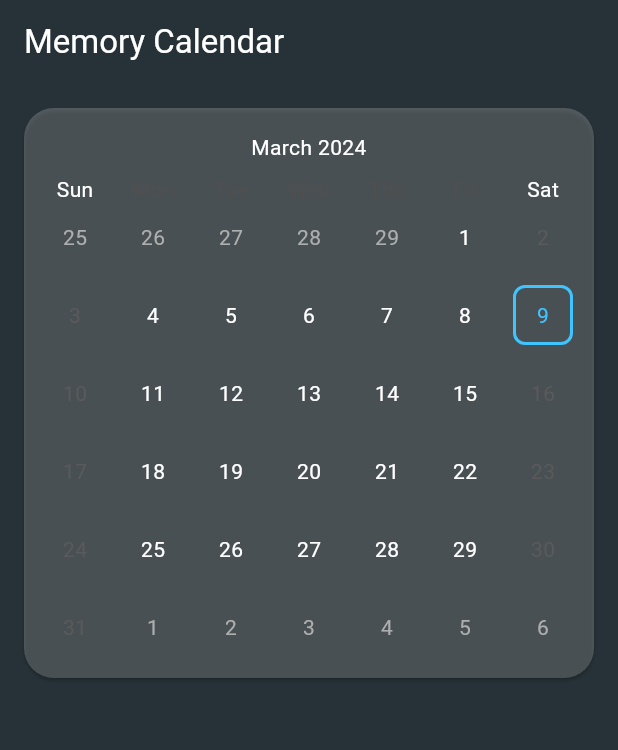
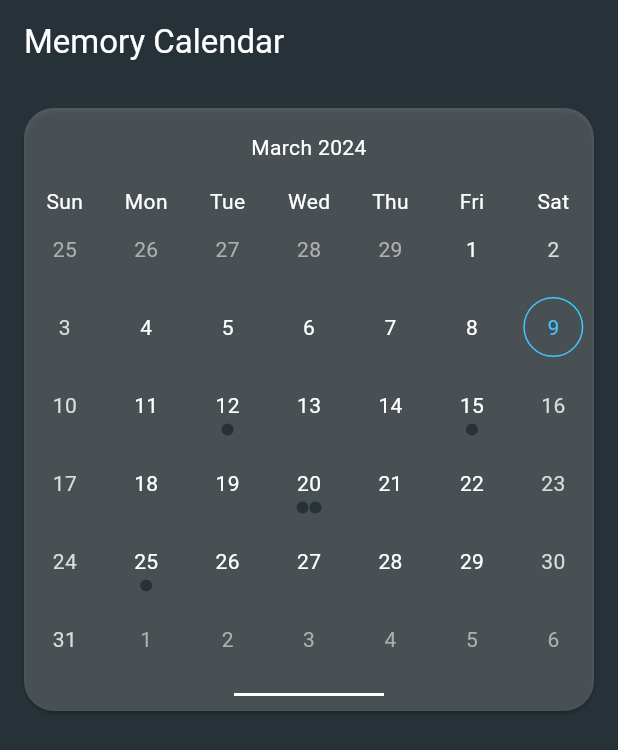
Before and after one commit to Helius-18/Memory-Calender, a Flutter app: the screen it shows after launch, on a phone screen of 412 x 824 dp. Shown: the top 750 px of the screen. Run offline on Flutter 3.47's test engine with Material 3 defaults, Android fonts, the phone set to English and light mode, and no system bars; drawn by our look-alikes of table_calendar.

Commit message:
styles and code redundancy

```diff
--- /dev/null
+++ b/lib/calendar.dart
@@ -0,0 +1,130 @@
+import 'package:flutter/material.dart';
+import 'package:table_calendar/table_calendar.dart';
+import 'events.dart';
+
+class CalendarScreen extends StatefulWidget {
+  const CalendarScreen({super.key});
+
+  @override
+  // ignore: library_private_types_in_public_api
+  _CalendarScreenState createState() => _CalendarScreenState();
+}
+
+class _CalendarScreenState extends State<CalendarScreen> {
+  CalendarFormat _calendarFormat = CalendarFormat.month;
+  DateTime _selectedDate = DateTime.now();
+  DateTime _focusedDate = DateTime.now();
+  final List<Event> _events = [
+    Event('Meeting with Team', DateTime.utc(2024, 3, 12, 10, 0)),
+    Event('Lunch with Client', DateTime.utc(2024, 3, 15, 12, 30)),
+    Event('Project Deadline', DateTime.utc(2024, 3, 20, 18, 0)),
+    Event('Teleportation', DateTime.utc(2024, 3, 20, 18, 0)),
+    Event('Conference Call', DateTime.utc(2024, 3, 25, 14, 0)),
+  ];
+
+  @override
+  Widget build(BuildContext context) {
+    return Scaffold(
+      appBar: AppBar(
+        title: const Text(
+          'Memory Calendar',
+          style: TextStyle(color: Colors.white),
+        ),
+        backgroundColor: Colors.blueGrey[900],
+      ),
+      body: Column(
+        children: [
+          // Other widgets in the main Column
+          Card(
+            margin: const EdgeInsets.all(16),
+            shape: RoundedRectangleBorder(
+              borderRadius: BorderRadius.circular(20.0),
+            ),
+            color: Colors.white.withOpacity(0.2),
+            child: Column(
+              children: [
+                TableCalendar(
+                  firstDay: DateTime.utc(2000, 1, 1),
+                  lastDay: DateTime.utc(3000, 12, 31),
+                  focusedDay: _focusedDate,
+                  calendarFormat: _calendarFormat,
+                  headerStyle: const HeaderStyle(
+                    titleCentered: true,
+                    formatButtonVisible: false,
+                    leftChevronVisible: false,
+                    rightChevronVisible: false,
+                    titleTextStyle: TextStyle(color: Colors.white),
+                    headerPadding: EdgeInsets.symmetric(vertical: 16, horizontal: 20),
+                    leftChevronMargin: EdgeInsets.all(0),
+                    rightChevronMargin: EdgeInsets.all(0),
+                  ),
+                  daysOfWeekStyle: const DaysOfWeekStyle(
+                    weekendStyle: TextStyle(color: Colors.white),
+                    weekdayStyle: TextStyle(color: Colors.white),
+                  ),
+                  calendarStyle: CalendarStyle(
+                    defaultTextStyle: const TextStyle(color: Colors.white),
+                    weekendTextStyle: const TextStyle(color: Color.fromARGB(255, 219, 219, 219)),
+                    todayDecoration: BoxDecoration(
+                      color: Colors.transparent,
+                      shape: BoxShape.rectangle,
+                      borderRadius: BorderRadius.circular(8),
+                      border: Border.all(color: Colors.blue, width: 1),
+                    ),
+                    selectedDecoration: BoxDecoration(
+                      color: Colors.transparent,
+                      shape: BoxShape.circle,
+                      border:
+                          Border.all(color: Colors.lightBlueAccent, width: 1),
+                    ),
+                    todayTextStyle: const TextStyle(color: Colors.white),
+                    selectedTextStyle:
+                        const TextStyle(color: Colors.lightBlueAccent),
+                  ),
+                  selectedDayPredicate: (day) => isSameDay(day, _selectedDate),
+                  availableCalendarFormats: const {
+                    CalendarFormat.month: 'Month',
+                    CalendarFormat.week: 'Week',
+                  },
+                  onFormatChanged: (format) {
+                    setState(() {
+                      _calendarFormat = format;
+                    });
+                  },
+                  onDaySelected: (selectedDay, focusedDay) {
+                    setState(() {
+                      _selectedDate = selectedDay;
+                      _focusedDate = focusedDay;
+                      _calendarFormat = CalendarFormat.week;
+                    });
+                  },
+                  onPageChanged: (focusedDay) {
+                    setState(() {
+                      _focusedDate = focusedDay;
+                    });
+                  },
+                  eventLoader: (day) {
+                    // Return the events for the given day
+                    return _events
+                        .where((event) => isSameDay(event.date, day))
+                        .toList();
+                  },
+                ),
+                Container(
+                  height: 2,
+                  width: 100,
+                  color: Colors.white,
+                  margin: const EdgeInsets.fromLTRB(0, 10, 0, 10),
+                ),
+              ],
+            ),
+          ),
+          const SizedBox(height: 16),
+          Expanded(
+            child: EventsWidget(events: _events, selectedDate: _selectedDate),
+          )
+        ],
+      ),
+    );
+  }
+}
--- /dev/null
+++ b/lib/events.dart
@@ -0,0 +1,59 @@
+import 'package:flutter/material.dart';
+// ignore: depend_on_referenced_packages
+import 'package:intl/intl.dart';
+
+class EventsWidget extends StatelessWidget {
+  final List<Event> events;
+  final DateTime selectedDate;
+
+  const EventsWidget({
+    Key? key,
+    required this.events,
+    required this.selectedDate,
+  }) : super(key: key);
+
+  @override
+  Widget build(BuildContext context) {
+    final filteredEvents = events
+        .where((event) =>
+            event.date.isAfter(selectedDate) &&
+            event.date.isBefore(selectedDate.add(Duration(days: 1))))
+        .toList();
+
+    return Container(
+      margin: const EdgeInsets.all(16.0),
+      child: ListView.builder(
+        itemCount: filteredEvents.length,
+        itemBuilder: (context, index) {
+          final event = filteredEvents[index];
+          return Container(
+            decoration: BoxDecoration(
+              borderRadius: BorderRadius.circular(20.0),
+              shape: BoxShape.rectangle,
+              color: Colors.white.withOpacity(0.2),
+            ),
+            padding: const EdgeInsets.all(10.0),
+            margin: const EdgeInsets.only(bottom: 16.0),
+            child: ListTile(
+              title: Text(
+                event.title,
+                style: const TextStyle(color: Colors.white),
+              ),
+              subtitle: Text(
+                DateFormat.yMMMMd().add_jm().format(event.date.toLocal()),
+                style: const TextStyle(color: Colors.white),
+              ),
+            ),
+          );
+        },
+      ),
+    );
+  }
+}
+
+class Event {
+  final String title;
+  final DateTime date;
+
+  Event(this.title, this.date);
+}
--- a/lib/main.dart
+++ b/lib/main.dart
@@ -1,13 +1,12 @@
 import 'package:flutter/material.dart';
-import 'package:table_calendar/table_calendar.dart';
-import 'package:intl/intl.dart';
+import 'calendar.dart';
 
 void main() {
   runApp(const MyApp());
 }
 
 class MyApp extends StatelessWidget {
-  const MyApp({super.key});
+  const MyApp({Key? key});
 
   @override
   Widget build(BuildContext context) {
@@ -17,7 +16,7 @@ class MyApp extends StatelessWidget {
         primarySwatch: Colors.blue,
         scaffoldBackgroundColor:
             Colors.blueGrey[900], // Set dark bluish ash background
-         textTheme: const TextTheme(
+        textTheme: const TextTheme(
           titleSmall: TextStyle(color: Colors.white),
           titleLarge: TextStyle(color: Colors.white),
           titleMedium: TextStyle(color: Colors.white),
@@ -29,176 +28,3 @@ class MyApp extends StatelessWidget {
     );
   }
 }
-
-class CalendarScreen extends StatefulWidget {
-  const CalendarScreen({super.key});
-
-  @override
-  // ignore: library_private_types_in_public_api
-  _CalendarScreenState createState() => _CalendarScreenState();
-}
-
-class _CalendarScreenState extends State<CalendarScreen> {
-  CalendarFormat _calendarFormat = CalendarFormat.month;
-  DateTime _selectedDate = DateTime.now();
-  DateTime _focusedDate = DateTime.now();
-  final List<Event> _events = [
-    Event('Meeting with Team', DateTime.utc(2024, 3, 12, 10, 0)),
-    Event('Lunch with Client', DateTime.utc(2024, 3, 15, 12, 30)),
-    Event('Project Deadline', DateTime.utc(2024, 3, 20, 18, 0)),
-    Event('Conference Call', DateTime.utc(2024, 3, 25, 14, 0)),
-  ];
-
-  @override
-  Widget build(BuildContext context) {
-    return Scaffold(
-      appBar: AppBar(
-        title: const Text(
-          'Memory Calendar',
-          style: TextStyle(color: Colors.white),
-        ),
-        backgroundColor: Colors.blueGrey[900],
-      ),
-      body: GestureDetector(
-        onHorizontalDragEnd: (details) {
-          if (details.primaryVelocity! > 0) {
-            // Swiped to the right
-            _updateFocusedDate(-1);
-          } else if (details.primaryVelocity! < 0) {
-            // Swiped to the left
-            _updateFocusedDate(1);
-          }
-        },
-        child: Column(
-          children: [
-            Card(
-              margin: const EdgeInsets.all(16),
-              shape: RoundedRectangleBorder(
-                borderRadius: BorderRadius.circular(20.0),
-              ),
-              color: Colors.white.withOpacity(0.2),
-              child: Padding(
-                padding: const EdgeInsets.all(8.0),
-                child: TableCalendar(
-                  firstDay: DateTime.utc(2024, 1, 1),
-                  lastDay: DateTime.utc(2040, 12, 31),
-                  focusedDay: _focusedDate,
-                  calendarFormat: _calendarFormat,
-                  headerStyle: const HeaderStyle(
-                    titleCentered: true,
-                    formatButtonVisible: false,
-                    leftChevronVisible: false,
-                    rightChevronVisible: false,
-                    titleTextStyle: TextStyle(color: Colors.white),
-                    leftChevronMargin: EdgeInsets.all(0),
-                    rightChevronMargin: EdgeInsets.all(0),
-                  ),
-                  daysOfWeekStyle: const DaysOfWeekStyle(
-                    weekendStyle: TextStyle(color: Colors.white),
-                  ),
-                  calendarStyle: CalendarStyle(
-                    defaultTextStyle: const TextStyle(color: Colors.white),
-                    todayDecoration: BoxDecoration(
-                      color: Colors.transparent,
-                      shape: BoxShape.rectangle,
-                      borderRadius: BorderRadius.circular(8),
-                      border: Border.all(color: Colors.blue, width: 1),
-                    ),
-                    selectedDecoration: BoxDecoration(
-                      color: Colors.transparent,
-                      shape: BoxShape.rectangle,
-                      borderRadius: BorderRadius.circular(8),
-                      border: Border.all(color: Colors.lightBlueAccent, width: 2),
-                    ),
-                    todayTextStyle: const TextStyle(color: Colors.white),
-                    selectedTextStyle: const TextStyle(color: Colors.lightBlueAccent),
-                  ),
-                  selectedDayPredicate: (day) => isSameDay(day, _selectedDate),
-                  availableCalendarFormats: const {
-                    CalendarFormat.month: 'Month',
-                    CalendarFormat.week: 'Week',
-                  },
-                  onFormatChanged: (format) {
-                    setState(() {
-                      _calendarFormat = format;
-                    });
-                  },
-                  onDaySelected: (selectedDay, focusedDay) {
-                    setState(() {
-                      _selectedDate = selectedDay;
-                      _focusedDate = focusedDay;
-                      _calendarFormat = CalendarFormat.week;
-                    });
-                  },
-                  onPageChanged: (focusedDay) {
-                    setState(() {
-                      _focusedDate = focusedDay;
-                    });
-                  },
-                ),
-              ),
-            ),
-            const SizedBox(height: 16),
-            Expanded(
-              child: EventsWidget(events: _events, selectedDate: _selectedDate),
-            ),
-          ],
-        ),
-      ),
-    );
-  }
-
-  void _updateFocusedDate(int monthOffset) {
-    setState(() {
-      _focusedDate = DateTime.utc(
-        _focusedDate.year,
-        _focusedDate.month + monthOffset,
-        1,
-      );
-    });
-  }
-}
-
-class EventsWidget extends StatelessWidget {
-  final List<Event> events;
-  final DateTime selectedDate;
-
-  const EventsWidget({
-    Key? key,
-    required this.events,
-    required this.selectedDate,
-  }) : super(key: key);
-
-  @override
-  Widget build(BuildContext context) {
-    final filteredEvents = events
-        .where((event) =>
-            event.date.isAfter(selectedDate) &&
-            event.date.isBefore(selectedDate.add(Duration(days: 1))))
-        .toList();
-
-    return ListView.builder(
-      itemCount: filteredEvents.length,
-      itemBuilder: (context, index) {
-        final event = filteredEvents[index];
-        return ListTile(
-          title: Text(
-            event.title,
-            style: const TextStyle(color: Colors.white),
-          ),
-          subtitle: Text(
-            event.date.toLocal().toString(),
-            style: const TextStyle(color: Colors.white),
-          ),
-        );
-      },
-    );
-  }
-}
-
-class Event {
-  final String title;
-  final DateTime date;
-
-  Event(this.title, this.date);
-}
```
